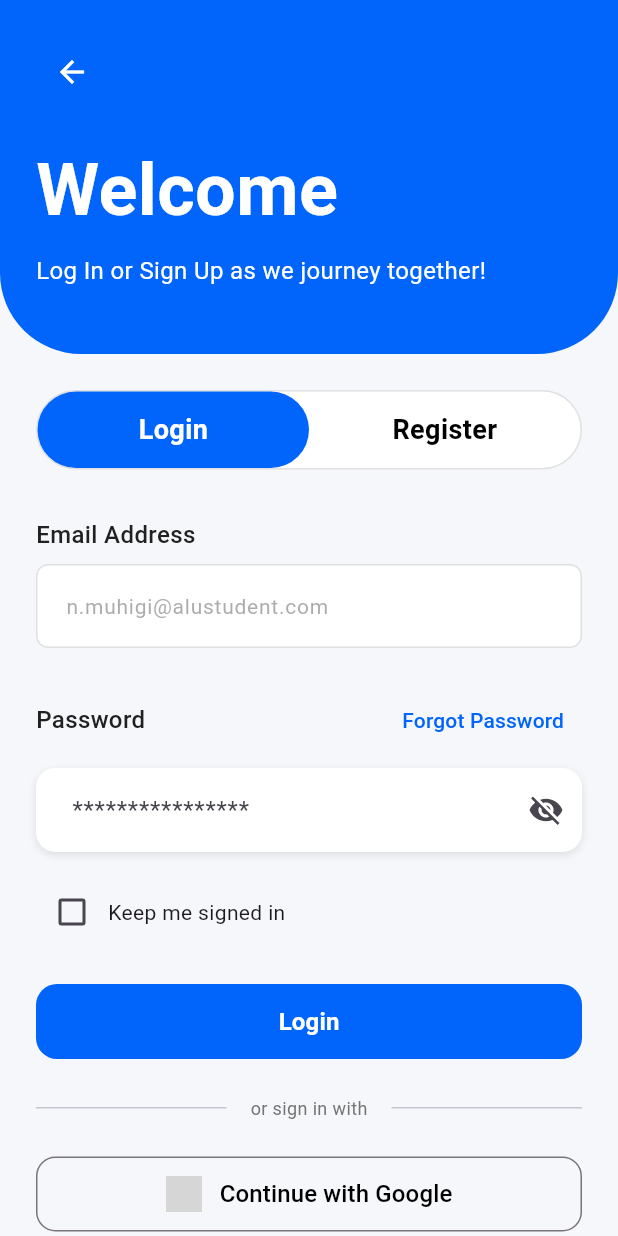
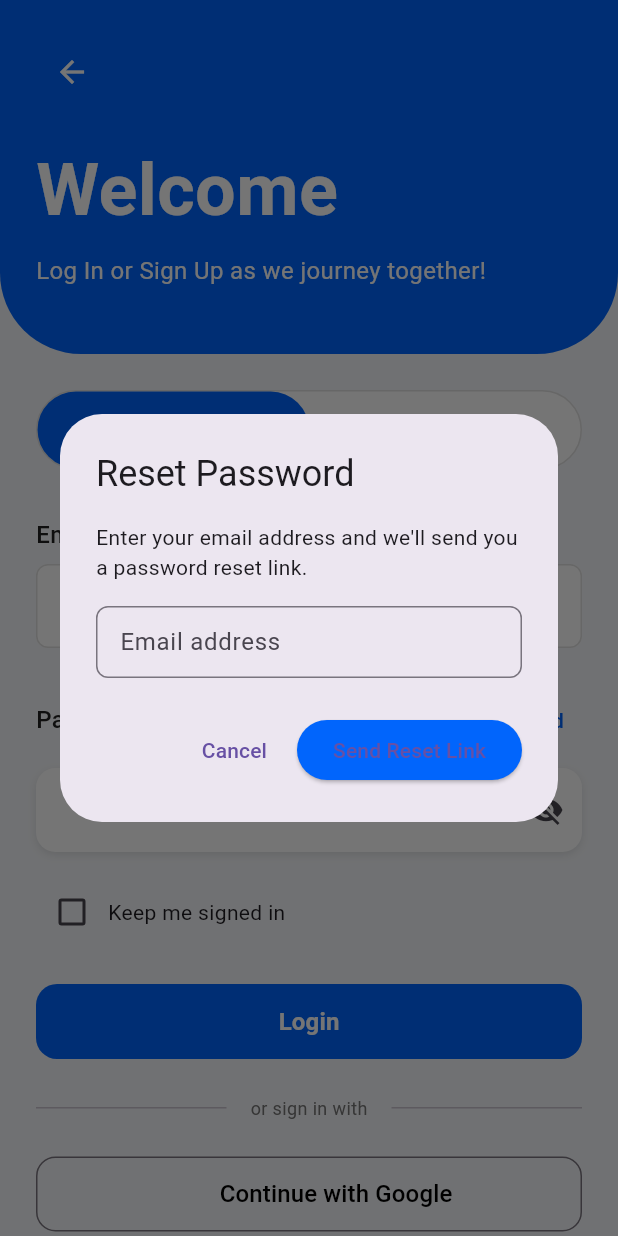
Before and after one commit to shemankubana/aid-healthcare-app, a Flutter app: the LoginScreen screen opened directly, after a tap on "Register", after a tap on "Login", after a tap on "Forgot Password", on a phone screen of 412 x 824 dp. Run offline on Flutter 3.47's test engine with Material 3 defaults, Android fonts, the phone set to English and light mode, and no system bars; our stand-ins replace cloud_firestore, firebase_auth, firebase_core; accounts and stored records are empty; network calls fail; Roboto replaces fonts that are missing (Poppins); grey boxes are pictures that could not be loaded.

Commit message:
Fix authentication flow consistency and implement forgot password
- Changed registration to collect email instead of phone number
  - Updated register_screen.dart to use _emailController instead of _phoneController
  - Changed input field from phone to email with proper validation
  - Registration now uses actual email address instead of generating from phone

- Implemented forgot password functionality
  - Added _showForgotPasswordDialog() method in login_screen.dart
  - Created AlertDialog with email input and validation
  - Connected "Forgot Password" button to dialog
  - Integrated with Firebase password reset via ApiService

- Added resetPassword method to ApiService wrapper
  - Calls FirebaseAuthService.resetPassword()
  - Returns success/error message for user feedback

These changes address the authentication flow mismatch where registration
used phone but login required email, and enable users to reset their password.

```diff
--- a/flutter_app/lib/screens/auth/login_screen.dart
+++ b/flutter_app/lib/screens/auth/login_screen.dart
@@ -55,6 +55,83 @@ class _LoginScreenState extends State<LoginScreen> {
         ),
       );
     }
+  }
+
+  void _showForgotPasswordDialog() {
+    final emailController = TextEditingController();
+
+    showDialog(
+      context: context,
+      builder: (context) => AlertDialog(
+        title: const Text('Reset Password'),
+        content: Column(
+          mainAxisSize: MainAxisSize.min,
+          crossAxisAlignment: CrossAxisAlignment.start,
+          children: [
+            const Text(
+              'Enter your email address and we\'ll send you a password reset link.',
+              style: TextStyle(fontSize: 14),
+            ),
+            const SizedBox(height: 16),
+            TextField(
+              controller: emailController,
+              keyboardType: TextInputType.emailAddress,
+              decoration: InputDecoration(
+                hintText: 'Email address',
+                border: OutlineInputBorder(
+                  borderRadius: BorderRadius.circular(8),
+                ),
+                contentPadding: const EdgeInsets.symmetric(
+                  horizontal: 12,
+                  vertical: 12,
+                ),
+              ),
+            ),
+          ],
+        ),
+        actions: [
+          TextButton(
+            onPressed: () => Navigator.pop(context),
+            child: const Text('Cancel'),
+          ),
+          ElevatedButton(
+            onPressed: () async {
+              final email = emailController.text.trim();
+              if (email.isEmpty || !email.contains('@')) {
+                ScaffoldMessenger.of(context).showSnackBar(
+                  const SnackBar(
+                    content: Text('Please enter a valid email'),
+                    backgroundColor: Colors.red,
+                  ),
+                );
+                return;
+              }
+
+              Navigator.pop(context);
+
+              // Call Firebase password reset
+              final result = await ApiService.resetPassword(email);
+
+              if (!mounted) return;
+              ScaffoldMessenger.of(context).showSnackBar(
+                SnackBar(
+                  content: Text(
+                    result['success']
+                        ? 'Password reset email sent! Check your inbox.'
+                        : result['message'] ?? 'Failed to send reset email',
+                  ),
+                  backgroundColor: result['success'] ? Colors.green : Colors.red,
+                ),
+              );
+            },
+            style: ElevatedButton.styleFrom(
+              backgroundColor: AppColors.primaryBlue,
+            ),
+            child: const Text('Send Reset Link'),
+          ),
+        ],
+      ),
+    );
   }
 
   @override
@@ -206,9 +283,7 @@ class _LoginScreenState extends State<LoginScreen> {
                                 ),
                               ),
                               TextButton(
-                                onPressed: () {
-                                  // Handle forgot password
-                                },
+                                onPressed: _showForgotPasswordDialog,
                                 child: const Text(
                                   'Forgot Password',
                                   style: TextStyle(
--- a/flutter_app/lib/screens/auth/register_screen.dart
+++ b/flutter_app/lib/screens/auth/register_screen.dart
@@ -16,7 +16,7 @@ class RegisterScreen extends StatefulWidget {
 class _RegisterScreenState extends State<RegisterScreen> {
   final _formKey = GlobalKey<FormState>();
   final _nameController = TextEditingController();
-  final _phoneController = TextEditingController();
+  final _emailController = TextEditingController();
   final _passwordController = TextEditingController();
   final _confirmPasswordController = TextEditingController();
   bool _obscurePassword = true;
@@ -26,7 +26,7 @@ class _RegisterScreenState extends State<RegisterScreen> {
   @override
   void dispose() {
     _nameController.dispose();
-    _phoneController.dispose();
+    _emailController.dispose();
     _passwordController.dispose();
     _confirmPasswordController.dispose();
     super.dispose();
@@ -47,14 +47,10 @@ class _RegisterScreenState extends State<RegisterScreen> {
 
     setState(() => _isLoading = true);
 
-    // Generate email from phone for demo purposes
-    final email = '${_phoneController.text}@aid.com';
-
     final result = await ApiService.register({
       'name': _nameController.text.trim(),
-      'email': email,
+      'email': _emailController.text.trim(),
       'password': _passwordController.text,
-      'phone': _phoneController.text.trim(),
     });
 
     setState(() => _isLoading = false);
@@ -206,15 +202,18 @@ class _RegisterScreenState extends State<RegisterScreen> {
 
                       const SizedBox(height: 24),
 
-                      // Phone Number Field
+                      // Email Address Field
                       CustomTextField(
-                        label: 'Your Phone Number:',
-                        hintText: '+250 XXX XXX XXX',
-                        controller: _phoneController,
-                        keyboardType: TextInputType.phone,
+                        label: 'Email Address:',
+                        hintText: 'example@email.com',
+                        controller: _emailController,
+                        keyboardType: TextInputType.emailAddress,
                         validator: (value) {
                           if (value == null || value.isEmpty) {
-                            return 'Please enter your phone number';
+                            return 'Please enter your email';
+                          }
+                          if (!value.contains('@')) {
+                            return 'Please enter a valid email';
                           }
                           return null;
                         },
--- a/flutter_app/lib/services/api_service.dart
+++ b/flutter_app/lib/services/api_service.dart
@@ -53,6 +53,11 @@ class ApiService {
   /// Sign out current user
   static Future<void> clearToken() async {
     await _authService.signOut();
+  }
+
+  /// Reset password - sends password reset email
+  static Future<Map<String, dynamic>> resetPassword(String email) async {
+    return await _authService.resetPassword(email);
   }
 
   /// Check if user is signed in
```
